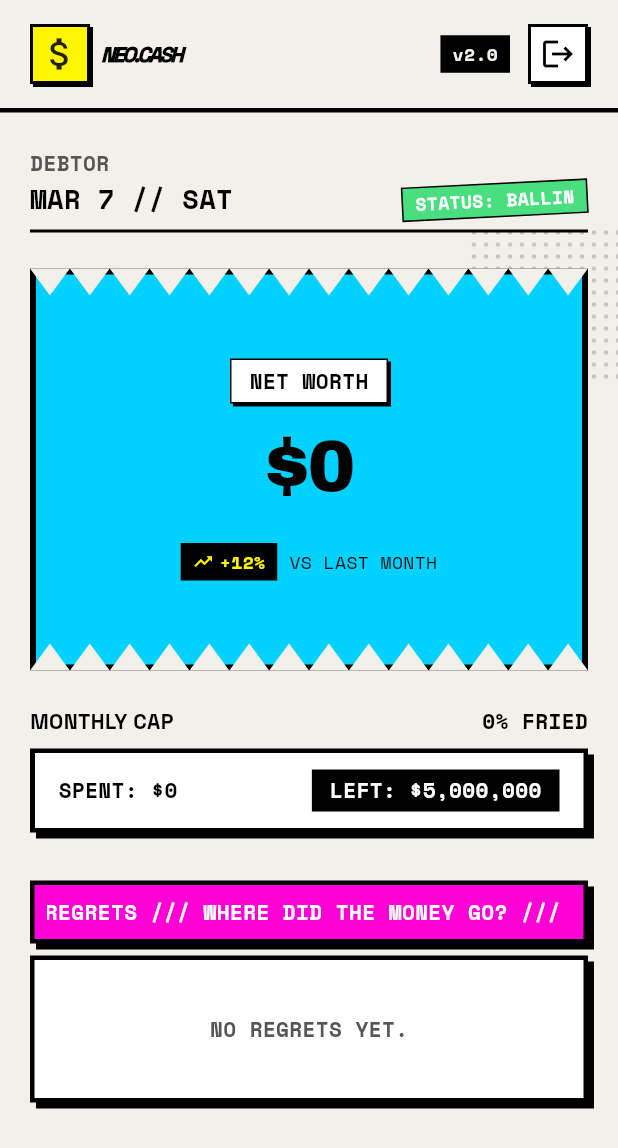
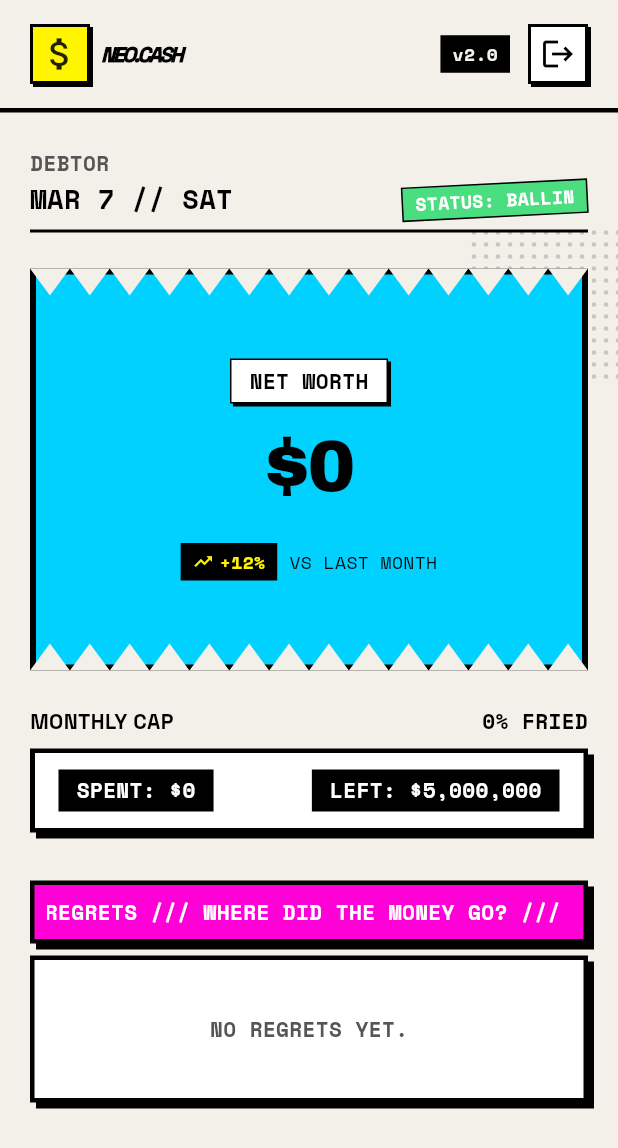
Before and after one commit to ducmandev/chitieuapp, a Flutter app: the DashboardScreen screen opened directly, on a phone screen of 412 x 824 dp. Shown: the top 1148 px of the screen. Run offline on Flutter 3.47's test engine with Material 3 defaults, Android fonts, the phone set to English and light mode, and no system bars; our stand-ins replace google_fonts, local_auth, shared_preferences, sqflite_common_ffi; accounts and stored records are empty.

Commit message:
feat: implement initial dashboard screen, Neo-style theme, and breakdown view

```diff
--- a/lib/screens/breakdown_screen.dart
+++ b/lib/screens/breakdown_screen.dart
@@ -281,7 +281,7 @@ class _BreakdownScreenState extends State<BreakdownScreen> {
                     child: Text(
                       loc.month,
                       style: NeoTypography.textTheme.titleMedium?.copyWith(
-                        color: neo.textMain,
+                        color: isMonth ? NeoColors.ink : neo.textMain,
                       ),
                     ),
                   ),
@@ -307,7 +307,7 @@ class _BreakdownScreenState extends State<BreakdownScreen> {
                     child: Text(
                       loc.year,
                       style: NeoTypography.textTheme.titleMedium?.copyWith(
-                        color: neo.textMain,
+                        color: !isMonth ? NeoColors.ink : neo.textMain,
                       ),
                     ),
                   ),
@@ -332,7 +332,9 @@ class _BreakdownScreenState extends State<BreakdownScreen> {
             child: Container(
               height: 40,
               decoration: BoxDecoration(
-                color: _viewMode == _ViewMode.expense ? neo.ink : neo.surface,
+                color: _viewMode == _ViewMode.expense
+                    ? NeoColors.ink
+                    : neo.surface,
                 border: Border.all(color: neo.ink, width: 2),
               ),
               alignment: Alignment.center,
@@ -355,7 +357,9 @@ class _BreakdownScreenState extends State<BreakdownScreen> {
             child: Container(
               height: 40,
               decoration: BoxDecoration(
-                color: _viewMode == _ViewMode.income ? neo.ink : neo.surface,
+                color: _viewMode == _ViewMode.income
+                    ? NeoColors.ink
+                    : neo.surface,
                 border: Border(
                   top: BorderSide(color: neo.ink, width: 2),
                   bottom: BorderSide(color: neo.ink, width: 2),
@@ -407,7 +411,7 @@ class _BreakdownScreenState extends State<BreakdownScreen> {
           child: Container(
             padding: const EdgeInsets.symmetric(horizontal: 16, vertical: 8),
             decoration: BoxDecoration(
-              color: neo.ink,
+              color: NeoColors.ink,
               border: Border.all(color: neo.ink, width: 3),
               boxShadow: [
                 BoxShadow(color: neo.ink, offset: const Offset(4, 4)),
--- a/lib/screens/dashboard_screen.dart
+++ b/lib/screens/dashboard_screen.dart
@@ -421,15 +421,22 @@ class DashboardScreen extends StatelessWidget {
                   child: Row(
                     mainAxisAlignment: MainAxisAlignment.spaceBetween,
                     children: [
-                      Text(
-                        '${AppLocalizations.of(context)!.spent}: ${_formatCurrency(spent, provider.currencySymbol)}',
-                        style: NeoTypography.mono.copyWith(
-                          fontWeight: FontWeight.bold,
-                          color: neo.inkOnCard,
+                      Container(
+                        color: NeoColors.ink,
+                        padding: const EdgeInsets.symmetric(
+                          horizontal: 12,
+                          vertical: 4,
+                        ),
+                        child: Text(
+                          '${AppLocalizations.of(context)!.spent}: ${_formatCurrency(spent, provider.currencySymbol)}',
+                          style: NeoTypography.mono.copyWith(
+                            fontWeight: FontWeight.bold,
+                            color: Colors.white,
+                          ),
                         ),
                       ),
                       Container(
-                        color: neo.inkOnCard,
+                        color: NeoColors.ink,
                         padding: const EdgeInsets.symmetric(
                           horizontal: 12,
                           vertical: 4,
@@ -437,7 +444,7 @@ class DashboardScreen extends StatelessWidget {
                         child: Text(
                           '${AppLocalizations.of(context)!.left}: ${_formatCurrency(left, provider.currencySymbol)}',
                           style: NeoTypography.mono.copyWith(
-                            color: neo.surface,
+                            color: Colors.white,
                             fontWeight: FontWeight.bold,
                           ),
                         ),
--- a/lib/theme/colors.dart
+++ b/lib/theme/colors.dart
@@ -1,18 +1,30 @@
 import 'package:flutter/material.dart';
 
 class NeoColors {
-  // Common theme colors defined based on PRD HTML files
+  // Vibrant Accents (Dùng chung)
   static const Color primary = Color(0xFFFFF500); // Warning Yellow
   static const Color secondary = Color(0xFFFF00D6); // Electric Pink
   static const Color tertiary = Color(0xFF00D1FF); // Cyan
+  static const Color error = Color(0xFFFF3333); // Red
+  static const Color success = Color(0xFF4ADE80); // Green (from Savings bar)
 
+  // Light Theme Neutrals
   static const Color backgroundLight = Color(0xFFF2F0E9); // Bone/Off-white
-  static const Color backgroundDark = Color(0xFF222210);
+  static const Color surfaceLight = Color(0xFFFFFFFF);
+  static const Color textMainLight = Color(0xFF000000);
+  static const Color textSubLight = Color(0xFF555555);
+  static const Color inkLight = Color(0xFF000000);
 
-  static const Color surface = Color(0xFFFFFFFF);
-  static const Color ink = Color(0xFF000000);
-  static const Color error = Color(0xFFFF3333); // Red
-  static const Color success = Color(
-    0xFF4ADE80,
-  ); // Green (from Savings bar in breakdown)
+  // Dark Theme Neutrals
+  static const Color backgroundDark = Color(0xFF111111);
+  static const Color surfaceDark = Color(0xFF1E1E1E);
+  static const Color textMainDark = Color(0xFFF2F0E9);
+  static const Color textSubDark = Color(0xFF9E9E9E);
+  static const Color inkDark = Color(
+    0xFFE0E0E0,
+  ); // Bright border/ink for dark mode visibility
+
+  // Legacy aliases to prevent breaking files not using NeoTheme.of directly
+  static const Color surface = surfaceLight;
+  static const Color ink = inkLight;
 }
--- a/lib/theme/neo_theme.dart
+++ b/lib/theme/neo_theme.dart
@@ -34,11 +34,11 @@ class NeoThemeData extends ThemeExtension<NeoThemeData> {
 
   static const NeoThemeData light = NeoThemeData(
     background: NeoColors.backgroundLight,
-    surface: Color(0xFFFFFFFF),
-    textMain: NeoColors.ink,
-    textSub: Color(0xFF555555),
-    ink: NeoColors.ink,
-    inkOnCard: NeoColors.ink,
+    surface: NeoColors.surfaceLight,
+    textMain: NeoColors.textMainLight,
+    textSub: NeoColors.textSubLight,
+    ink: NeoColors.inkLight,
+    inkOnCard: NeoColors.inkLight,
     primary: NeoColors.primary,
     secondary: NeoColors.secondary,
     tertiary: NeoColors.tertiary,
@@ -47,12 +47,12 @@ class NeoThemeData extends ThemeExtension<NeoThemeData> {
   );
 
   static const NeoThemeData dark = NeoThemeData(
-    background: Color(0xFF111111),
-    surface: Color(0xFF1E1E1E),
-    textMain: Color(0xFFF2F0E9),
-    textSub: Color(0xFF9E9E9E),
-    ink: Color(0xFFF2F0E9), // inverted — visible on dark bg
-    inkOnCard: Color(0xFF000000), // stays black so borders show on dark cards
+    background: NeoColors.backgroundDark,
+    surface: NeoColors.surfaceDark,
+    textMain: NeoColors.textMainDark,
+    textSub: NeoColors.textSubDark,
+    ink: NeoColors.inkDark, // inverted — visible on dark bg
+    inkOnCard: NeoColors.inkDark, // stays bright so borders show on dark cards
     primary: NeoColors.primary,
     secondary: NeoColors.secondary,
     tertiary: NeoColors.tertiary,
```
